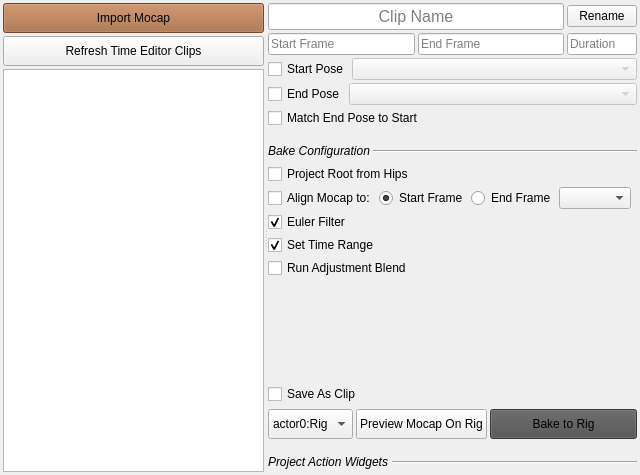
Old version of the form mocap_clipper/ui/mocap_clipper_widget.ui in the repository rBrenick/mocap-clipper.
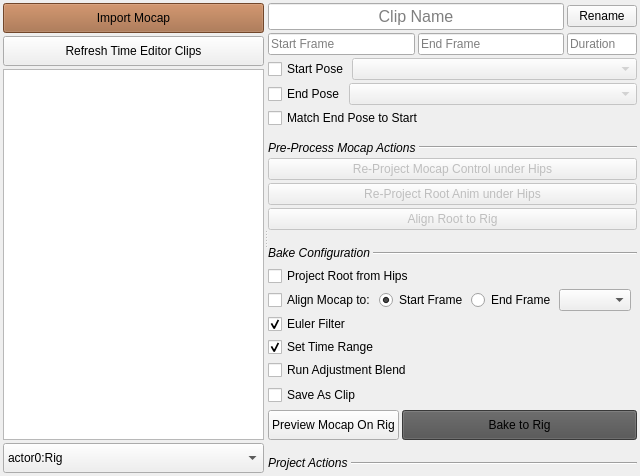
New version of the form. Custom widgets are drawn as their Qt base class.

```diff
--- a/mocap_clipper/ui/mocap_clipper_widget.ui
+++ b/mocap_clipper/ui/mocap_clipper_widget.ui
@@ -98,6 +98,30 @@
            </property>
           </widget>
          </item>
+         <item>
+          <widget class="QComboBox" name="scene_actor_CB">
+           <property name="sizePolicy">
+            <sizepolicy hsizetype="Minimum" vsizetype="Fixed">
+             <horstretch>0</horstretch>
+             <verstretch>0</verstretch>
+            </sizepolicy>
+           </property>
+           <property name="minimumSize">
+            <size>
+             <width>0</width>
+             <height>30</height>
+            </size>
+           </property>
+           <property name="toolTip">
+            <string>Name of the target rig</string>
+           </property>
+           <item>
+            <property name="text">
+             <string>actor0:Rig</string>
+            </property>
+           </item>
+          </widget>
+         </item>
         </layout>
        </item>
       </layout>
@@ -276,6 +300,84 @@
            </item>
           </layout>
          </item>
+         <item>
+          <layout class="QHBoxLayout" name="horizontalLayout_9">
+           <property name="topMargin">
+            <number>10</number>
+           </property>
+           <item>
+            <widget class="QLabel" name="label_3">
+             <property name="sizePolicy">
+              <sizepolicy hsizetype="Fixed" vsizetype="Preferred">
+               <horstretch>0</horstretch>
+               <verstretch>0</verstretch>
+              </sizepolicy>
+             </property>
+             <property name="font">
+              <font>
+               <italic>true</italic>
+              </font>
+             </property>
+             <property name="text">
+              <string>Pre-Process Mocap Actions</string>
+             </property>
+            </widget>
+           </item>
+           <item>
+            <widget class="Line" name="line_3">
+             <property name="orientation">
+              <enum>Qt::Horizontal</enum>
+             </property>
+            </widget>
+           </item>
+          </layout>
+         </item>
+         <item>
+          <widget class="QPushButton" name="reproject_mocap_ctrl_BTN">
+           <property name="enabled">
+            <bool>false</bool>
+           </property>
+           <property name="text">
+            <string>Re-Project Mocap Control under Hips</string>
+           </property>
+          </widget>
+         </item>
+         <item>
+          <widget class="QPushButton" name="reproject_root_anim_BTN">
+           <property name="enabled">
+            <bool>false</bool>
+           </property>
+           <property name="text">
+            <string>Re-Project Root Anim under Hips</string>
+           </property>
+          </widget>
+         </item>
+         <item>
+          <widget class="QPushButton" name="align_root_to_rig_BTN">
+           <property name="enabled">
+            <bool>false</bool>
+           </property>
+           <property name="text">
+            <string>Align Root to Rig</string>
+           </property>
+          </widget>
+         </item>
+         <item>
+          <spacer name="verticalSpacer">
+           <property name="orientation">
+            <enum>Qt::Vertical</enum>
+           </property>
+           <property name="sizeType">
+            <enum>QSizePolicy::Expanding</enum>
+           </property>
+           <property name="sizeHint" stdset="0">
+            <size>
+             <width>20</width>
+             <height>20</height>
+            </size>
+           </property>
+          </spacer>
+         </item>
          <item>
           <layout class="QHBoxLayout" name="bake_configuration_label_layout">
            <property name="topMargin">
@@ -411,25 +513,6 @@
            </item>
           </layout>
          </item>
-         <item>
-          <layout class="QVBoxLayout" name="project_settings_layout"/>
-         </item>
-         <item>
-          <spacer name="verticalSpacer">
-           <property name="orientation">
-            <enum>Qt::Vertical</enum>
-           </property>
-           <property name="sizeType">
-            <enum>QSizePolicy::Expanding</enum>
-           </property>
-           <property name="sizeHint" stdset="0">
-            <size>
-             <width>20</width>
-             <height>20</height>
-            </size>
-           </property>
-          </spacer>
-         </item>
          <item>
           <layout class="QHBoxLayout" name="horizontalLayout_6">
            <item>
@@ -477,30 +560,6 @@
            <property name="spacing">
             <number>3</number>
            </property>
-           <item>
-            <widget class="QComboBox" name="scene_actor_CB">
-             <property name="sizePolicy">
-              <sizepolicy hsizetype="Minimum" vsizetype="Fixed">
-               <horstretch>0</horstretch>
-               <verstretch>0</verstretch>
-              </sizepolicy>
-             </property>
-             <property name="minimumSize">
-              <size>
-               <width>0</width>
-               <height>30</height>
-              </size>
-             </property>
-             <property name="toolTip">
-              <string>Name of the target rig</string>
-             </property>
-             <item>
-              <property name="text">
-               <string>actor0:Rig</string>
-              </property>
-             </item>
-            </widget>
-           </item>
            <item>
             <widget class="QPushButton" name="connect_mocap_to_rig_BTN">
              <property name="sizePolicy">
@@ -566,7 +625,7 @@
               <string>Widgets defined for the studio/project using class overrides</string>
              </property>
              <property name="text">
-              <string>Project Action Widgets</string>
+              <string>Project Actions</string>
              </property>
             </widget>
            </item>
```
Left out of the diff: 3 changed lines with no effect on the pictures.
